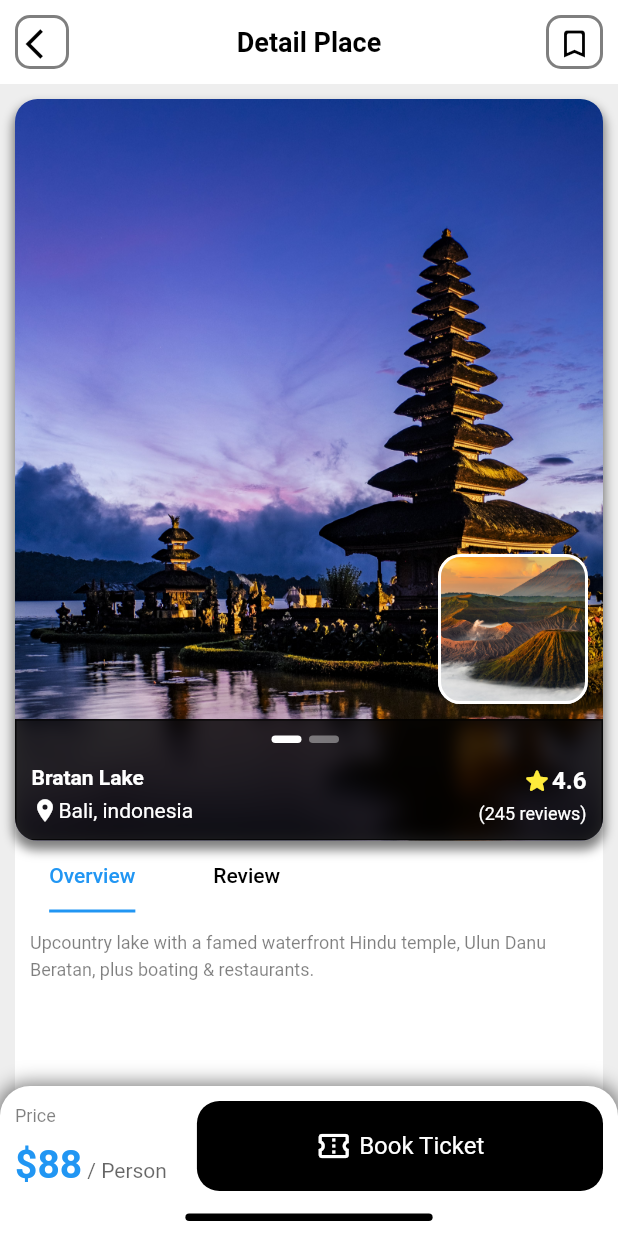
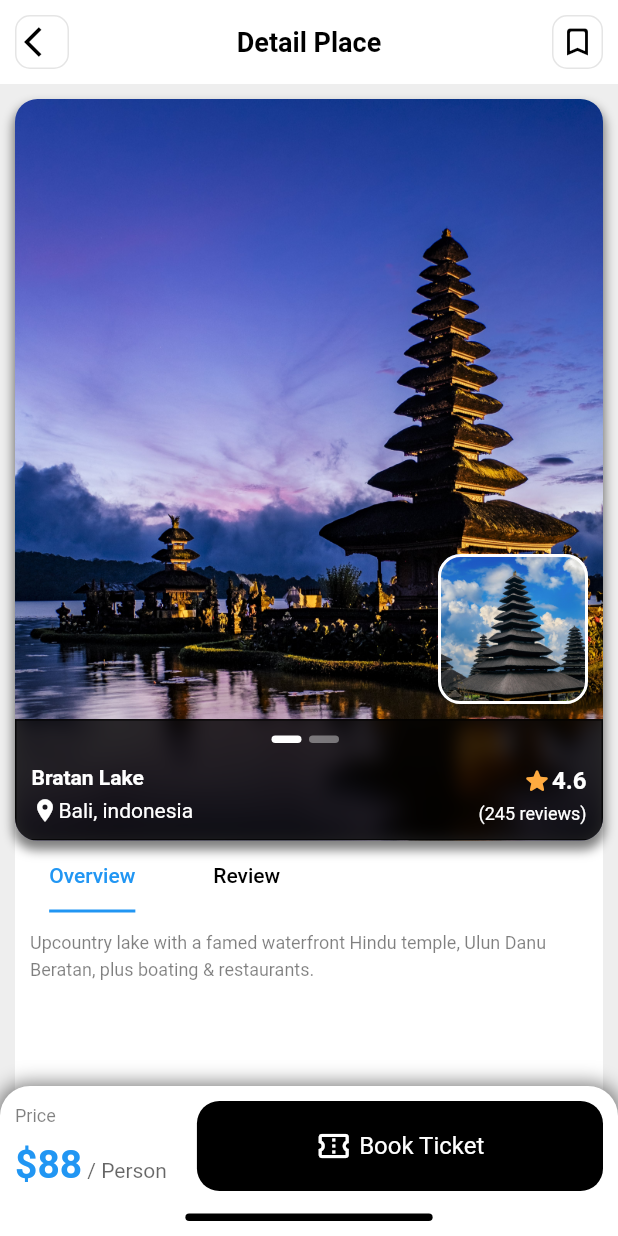
Before and after one commit to gaganugraha33/travel-app, a Flutter app: the DetailScreen screen opened directly with sample values from the repository, on a phone screen of 412 x 824 dp. Run offline on Flutter 3.47's test engine with Material 2 defaults, Android fonts, the phone set to English and light mode, and no system bars.

Commit message:
fix some ui

```diff
--- a/lib/component/destination_list.dart
+++ b/lib/component/destination_list.dart
@@ -73,7 +73,7 @@ class DestinationList extends StatelessWidget {
                   children: [
                     const Icon(
                       Icons.star_rounded,
-                      color: Colors.yellow,
+                      color: Colors.orangeAccent,
                       size: 16,
                     ),
                     const SizedBox(
--- a/lib/component/destination_slider.dart
+++ b/lib/component/destination_slider.dart
@@ -87,7 +87,7 @@ class DestinationSlider extends StatelessWidget {
                         children: [
                           const Icon(
                             Icons.star_rounded,
-                            color: Colors.yellow,
+                            color: Colors.orangeAccent,
                             size: 20,
                           ),
                           Text(
--- a/lib/model/destination_model.dart
+++ b/lib/model/destination_model.dart
@@ -26,7 +26,7 @@ List<DestinationModel> destinations = [
     review: Random().nextInt(300) + 25,
     image: [
       'bali pagoda.jpg',
-      'gunung bromo.jpg',
+      'bali pagoda 2.jpg',
     ],
     name: 'Bratan Lake',
     description:
@@ -41,6 +41,8 @@ List<DestinationModel> destinations = [
     review: Random().nextInt(300) + 25,
     image: [
       'gunung bromo.jpg',
+      'gunung bromo 2.jpg',
+      'gunung bromo 3.jpg',
     ],
     name: 'Bromo Mountain',
     description:
--- a/lib/pages/detail_screen.dart
+++ b/lib/pages/detail_screen.dart
@@ -28,19 +28,25 @@ class _DetailScreenState extends State<DetailScreen> {
         backgroundColor: Colors.white,
         centerTitle: true,
         elevation: 0,
-        leading: Container(
-          padding: const EdgeInsets.all(5),
+        leading: GestureDetector(
+          onTap: () {
+            Navigator.pop(context);
+          },
+          child: Container(
+            alignment: Alignment.center,
+            padding: const EdgeInsets.all(4),
             margin: const EdgeInsets.all(10),
             decoration: BoxDecoration(
               borderRadius: BorderRadius.circular(10),
               border: Border.all(
-              width: 2,
-              color: Colors.black.withOpacity(0.5),
+                width: 1,
+                color: Colors.black.withOpacity(0.1),
               ),
             ),
             child: const Icon(
               Icons.arrow_back_ios,
               color: Colors.black,
+            ),
           ),
         ),
         title: Text(
@@ -53,13 +59,13 @@ class _DetailScreenState extends State<DetailScreen> {
         ),
         actions: [
           Container(
-            padding: const EdgeInsets.all(5),
+            padding: const EdgeInsets.all(4),
             margin: const EdgeInsets.all(10),
             decoration: BoxDecoration(
               borderRadius: BorderRadius.circular(10),
               border: Border.all(
-                width: 2,
-                color: Colors.black.withOpacity(0.5),
+                width: 1,
+                color: Colors.black.withOpacity(0.1),
               ),
             ),
             child: const Icon(
@@ -261,7 +267,7 @@ class _DetailScreenState extends State<DetailScreen> {
                                                 children: [
                                                   const Icon(
                                                     Icons.star_rounded,
-                                                    color: Colors.yellow,
+                                                    color: Colors.orangeAccent,
                                                     size: 20,
                                                   ),
                                                   Text(
```
Also changed, not shown: lib/pages/home_screen.dart (+17 -6 lines), assets/images/bali pagoda 2.jpg (added), assets/images/gunung bromo 2.jpg (added), assets/images/gunung bromo 3.jpg (added). Lines whose indentation alone changed are shown as unchanged.
